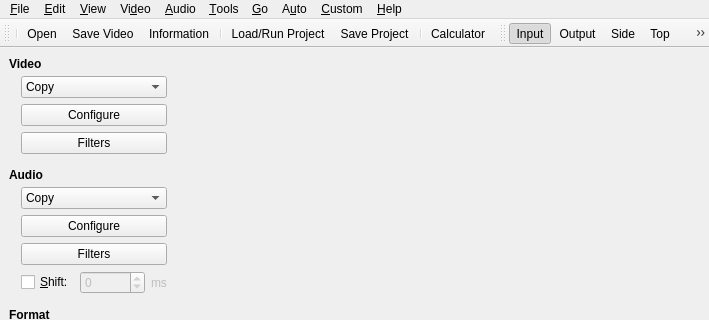
Above: branches/avidemux_2.5_branch_gruntster/avidemux/ADM_userInterfaces/ADM_QT4/ADM_gui/gui2.ui from BackupTheBerlios/avidemux-svn before the change; both pictures show x 0 to 709 and y 0 to 320 of the 709 by 545 pixel window. Below: the same form after it.
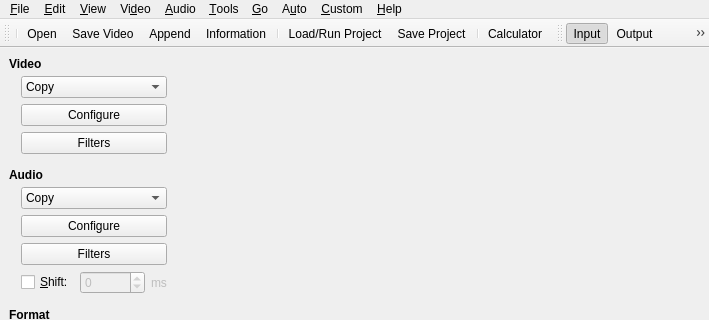
That is the form after the change. Icons and pictures are not drawn. Custom widgets are drawn as their Qt base class.

Commit message: [Qt] Append patch by Valerian_24

```diff
--- a/branches/avidemux_2.5_branch_gruntster/avidemux/ADM_userInterfaces/ADM_QT4/ADM_gui/gui2.ui
+++ b/branches/avidemux_2.5_branch_gruntster/avidemux/ADM_userInterfaces/ADM_QT4/ADM_gui/gui2.ui
@@ -1450,6 +1450,7 @@
    <addaction name="separator" />
    <addaction name="actionOpen" />
    <addaction name="actionSave_video" />
+   <addaction name="actionAppend" />
    <addaction name="actionProperties" />
    <addaction name="separator" />
    <addaction name="actionLoad_run_project" />
```
Left out of the diff: 3 changed lines with no effect on the pictures. The commit also changes 3 other files.
